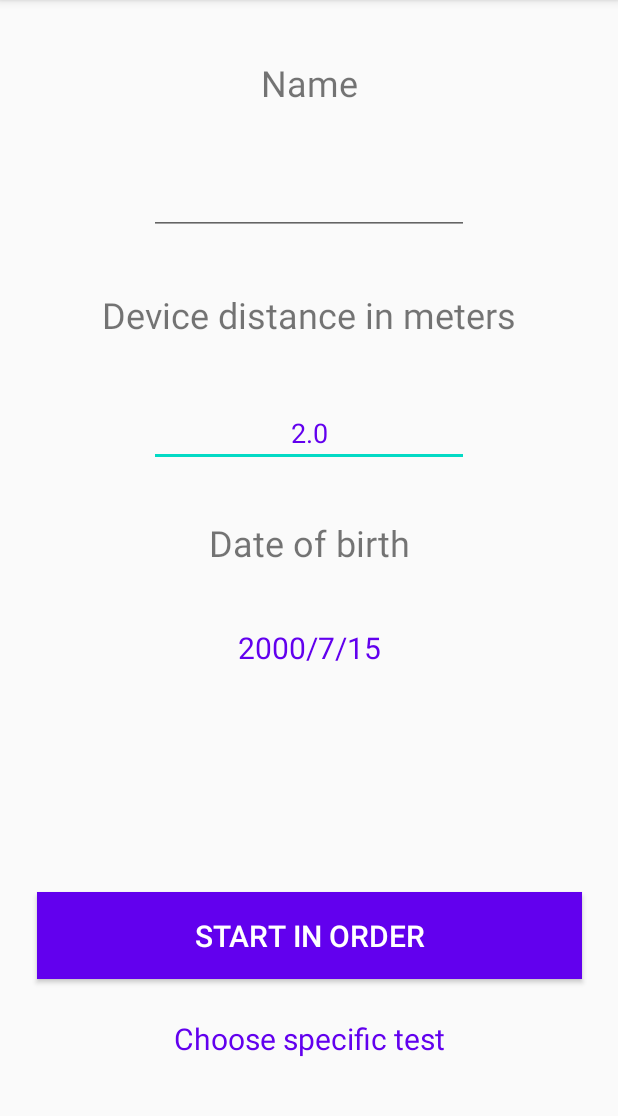
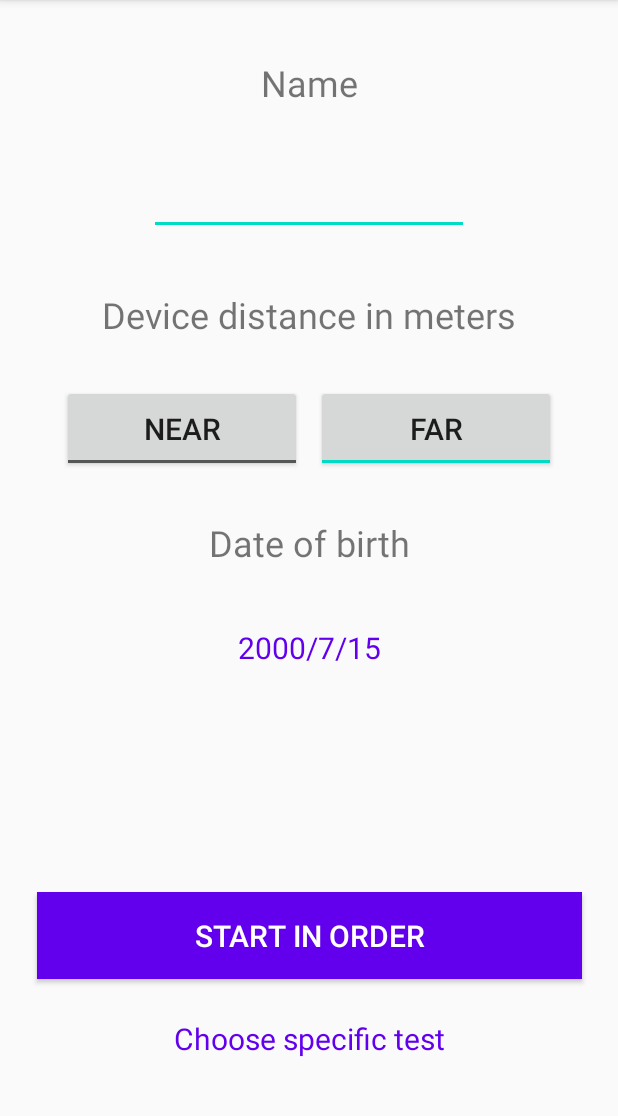
Before and after one commit to pbalint99/VisionTest, an Android app: the screen it shows after launch (CalibrationActivity), on a phone screen of 412 x 824 dp, the part 84-1200 px from its top. Run offline under Robolectric (Android 15) with nearby library versions, the phone set to English and light mode, and no system bars; 1 statement that could not run was skipped.

Commit message:
Transferring to another PC

```diff
--- a/app/src/main/java/hu/bme/mogi/android/visiontest/activities/CalibrationActivity.kt
+++ b/app/src/main/java/hu/bme/mogi/android/visiontest/activities/CalibrationActivity.kt
@@ -18,16 +18,11 @@ import android.util.Log
 import android.view.KeyEvent
 import android.view.Menu
 import android.view.MenuItem
-import android.widget.Toast
 import androidx.appcompat.app.AppCompatActivity
 import hu.bme.mogi.android.visiontest.File
 import hu.bme.mogi.android.visiontest.R
 import kotlinx.android.synthetic.main.activity_calibration.*
 import kotlinx.android.synthetic.main.activity_contrasttest_keyboard.*
-import java.io.BufferedWriter
-import java.io.IOException
-import java.io.OutputStream
-import java.io.OutputStreamWriter
 import java.text.SimpleDateFormat
 import java.util.*
 
@@ -36,6 +31,7 @@ class CalibrationActivity: AppCompatActivity() {
 
     private lateinit var sharedPref: SharedPreferences
     private var yearSet = 2000; private var monthSet = 6; private var daySet = 15
+    private var distance = 4f
 
     override fun onCreate(savedInstanceState: Bundle?) {
         super.onCreate(savedInstanceState)
@@ -60,13 +56,29 @@ class CalibrationActivity: AppCompatActivity() {
             startActivity(intent)
         }
 
+        //farBtn.setOnClickListener{
+        //    distance = 4f
+        //}
+
+        //nearBtn.setOnClickListener{
+        //    distance = 0.4f
+        //}
+
         yearSet = sharedPref.getInt("year", 2000)
         monthSet = sharedPref.getInt("month", 6)
         daySet = sharedPref.getInt("day", 15)
         var date = "$yearSet/${monthSet+1}/$daySet"
         etName.setText(sharedPref.getString("name", ""))
-        etDistance.setText(sharedPref.getFloat("distance", 2f).toString())
+        //etDistance.setText(sharedPref.getFloat("distance", 2f).toString())
         mDisplayDate.text = date
+        if(sharedPref.getFloat("distance",4f)==4f) {
+            farBtn.isChecked = true
+            nearBtn.isChecked = false
+        }
+        else {
+            farBtn.isChecked = false
+            nearBtn.isChecked = true
+        }
 
         mDisplayDate.setOnClickListener {
             val year = yearSet
@@ -91,20 +103,9 @@ class CalibrationActivity: AppCompatActivity() {
         try {
             if (checkSystemWritePermission()) {
                 setBrightness(255)
-            } else {
-                //Toast.makeText(
-//                    applicationContext,
-//                    "Please allow modifying system settings.",
-//                    Toast.LENGTH_SHORT
-//                ).show()
             }
         } catch (e: Exception) {
             Log.i("settings", e.toString())
-//            Toast.makeText(
-//                applicationContext,
-//                "Please allow modifying system settings.",
-//                Toast.LENGTH_SHORT
-//            ).show()
         }
         val size = Point()
         display?.getRealSize(size)
@@ -123,7 +124,7 @@ class CalibrationActivity: AppCompatActivity() {
     fun start() {
         var name = etName.text.toString()
         with(sharedPref.edit()) {
-            putFloat("distance", etDistance.text.toString().toFloat())
+            putFloat("distance", distance)
             putString("name", name)
             putInt("year", yearSet)
             putInt("month", monthSet)
@@ -140,9 +141,9 @@ class CalibrationActivity: AppCompatActivity() {
             "í",
             "i"
         )
-        sdf = SimpleDateFormat("yyyy_MM_dd_hh:mm")
+        sdf = SimpleDateFormat("yyyy_MM_dd_HH_mm")
         currentDate = sdf.format(Date())
-        File.fileName = name+"_"+"_$currentDate"
+        File.fileName = name+"_$currentDate"
         File.fileText = ""
     }
 
@@ -183,6 +184,10 @@ class CalibrationActivity: AppCompatActivity() {
                 startActivity(intent)
                 true
             }
+            R.id.hungarian -> {
+
+                true
+            }
             else -> super.onOptionsItemSelected(item)
         }
     }
--- a/app/src/main/java/hu/bme/mogi/android/visiontest/activities/ColorTestActivity.kt
+++ b/app/src/main/java/hu/bme/mogi/android/visiontest/activities/ColorTestActivity.kt
@@ -41,6 +41,7 @@ class ColorTestActivity: AppCompatActivity() {
     private var started = false
     private var dotViews = arrayOfNulls<ImageView>(4)
     var trialsPerColor = 2
+    var colorDegrees = 1f
 
 
     override fun onCreate(savedInstanceState: Bundle?) {
@@ -76,6 +77,9 @@ class ColorTestActivity: AppCompatActivity() {
                 guess(3)
             }
         } else setContentView(R.layout.activity_color_keyboard)
+
+        val sharedPref = getSharedPreferences("sp", Context.MODE_PRIVATE) ?: return
+        colorDegrees = sharedPref.getFloat("colorDegrees",1f)
 
     }
 
@@ -147,7 +151,7 @@ class ColorTestActivity: AppCompatActivity() {
         Noise.setup(displayMetrics)
 
         val sharedPref = getSharedPreferences("sp", Context.MODE_PRIVATE) ?: return
-        val dotWidth = ViewMover.degreeToPixels(1.0,displayMetrics,sharedPref)
+        val dotWidth = ViewMover.degreeToPixels(colorDegrees.toDouble(),displayMetrics,sharedPref)
         dotScreenRatio = dotWidth.toFloat()/displayMetrics.widthPixels
         for (i in dotViews.indices) {
             val dotParams = dotViews[i]?.layoutParams
--- a/app/src/main/java/hu/bme/mogi/android/visiontest/activities/ParametersActivity.kt
+++ b/app/src/main/java/hu/bme/mogi/android/visiontest/activities/ParametersActivity.kt
@@ -29,6 +29,8 @@ class ParametersActivity : AppCompatActivity() {
         trialsPerColorET.setText(sharedPref.getInt("colorTrials",2).toString())
         fillET.setText(sharedPref.getFloat("fillPercent",10f).toString())
         saturationET.setText(sharedPref.getFloat("saturation",10f).toString())
+        contrastDegreesET.setText(sharedPref.getFloat("contrastDegrees",1f).toString())
+        colorDegreesET.setText(sharedPref.getFloat("colorDegrees",1f).toString())
     }
 
     override fun onPause() {
@@ -44,6 +46,8 @@ class ParametersActivity : AppCompatActivity() {
             putInt("colorTrials",floor(trialsPerColorET.text.toString().toFloat()).toInt())
             putFloat("fillPercent",fillET.text.toString().toFloat())
             putFloat("saturation",saturationET.text.toString().toFloat())
+            putFloat("colorDegrees",colorDegreesET.text.toString().toFloat())
+            putFloat("contrastDegrees",contrastDegreesET.text.toString().toFloat())
             apply()
         }
     }
--- a/app/src/main/res/layout/activity_calibration.xml
+++ b/app/src/main/res/layout/activity_calibration.xml
@@ -16,26 +16,11 @@
         app:layout_constraintStart_toStartOf="parent"
         app:layout_constraintTop_toTopOf="@+id/guideline2" />
 
-    <EditText
-        android:id="@+id/etDistance"
-        android:layout_width="wrap_content"
-        android:layout_height="wrap_content"
-        android:layout_marginTop="40dp"
-        android:autofillHints=""
-        android:ems="10"
-        android:gravity="center"
-        android:inputType="numberDecimal"
-        android:textColor="@color/colorPrimary"
-        app:layout_constraintEnd_toEndOf="parent"
-        app:layout_constraintHorizontal_bias="0.5"
-        app:layout_constraintStart_toStartOf="parent"
-        app:layout_constraintTop_toBottomOf="@+id/DistanceTextView" />
-
     <TextView
         android:id="@+id/etAge"
         android:layout_width="wrap_content"
         android:layout_height="wrap_content"
-        android:text="Date of birth"
+        android:text="@string/date_of_birth"
         android:textSize="24sp"
         app:layout_constraintEnd_toEndOf="parent"
         app:layout_constraintHorizontal_bias="0.5"
@@ -89,11 +74,41 @@
         android:background="@color/colorPrimary"
         android:text="@string/start_in_order"
         android:textColor="#FFFFFF"
+        android:textSize="20sp"
         app:layout_constraintBottom_toTopOf="@+id/guideline4"
         app:layout_constraintEnd_toEndOf="parent"
         app:layout_constraintHorizontal_bias="0.5"
+        app:layout_constraintStart_toStartOf="parent" />
+
+    <ToggleButton
+        android:id="@+id/nearBtn"
+        android:layout_width="160dp"
+        android:layout_height="58dp"
+        android:text="@string/near"
+        android:textSize="20sp"
+        app:layout_constraintBottom_toTopOf="@+id/guideline"
+        app:layout_constraintEnd_toStartOf="@+id/guideline17"
+        app:layout_constraintHorizontal_bias="0.9"
         app:layout_constraintStart_toStartOf="parent"
-        android:textSize="20sp"/>
+        app:layout_constraintTop_toBottomOf="@+id/DistanceTextView"
+        app:layout_constraintVertical_bias="0.5"
+        android:textOff="@string/near"
+        android:textOn="@string/near"/>
+
+    <ToggleButton
+        android:id="@+id/farBtn"
+        android:layout_width="160dp"
+        android:layout_height="58dp"
+        android:text="@string/far"
+        android:textSize="20sp"
+        app:layout_constraintBottom_toBottomOf="@+id/nearBtn"
+        app:layout_constraintEnd_toEndOf="parent"
+        app:layout_constraintHorizontal_bias="0.1"
+        app:layout_constraintStart_toStartOf="@+id/guideline17"
+        app:layout_constraintTop_toTopOf="@+id/nearBtn"
+        app:layout_constraintVertical_bias="0.0"
+        android:textOff="@string/far"
+        android:textOn="@string/far"/>
 
     <androidx.constraintlayout.widget.Guideline
         android:id="@+id/guideline"
@@ -127,14 +142,21 @@
         android:id="@+id/chooseSpecificTv"
         android:layout_width="match_parent"
         android:layout_height="58dp"
+        android:gravity="center"
         android:text="@string/choose_specific_test"
+        android:textColor="@color/colorPrimary"
+        android:textSize="20sp"
         app:layout_constraintBottom_toBottomOf="parent"
         app:layout_constraintEnd_toEndOf="parent"
         app:layout_constraintStart_toStartOf="parent"
         app:layout_constraintTop_toTopOf="@+id/guideline4"
-        app:layout_constraintVertical_bias="0.19"
-        android:textSize="20sp"
-        android:gravity="center"
-        android:textColor="@color/colorPrimary"/>
+        app:layout_constraintVertical_bias="0.19" />
+
+    <androidx.constraintlayout.widget.Guideline
+        android:id="@+id/guideline17"
+        android:layout_width="wrap_content"
+        android:layout_height="wrap_content"
+        android:orientation="vertical"
+        app:layout_constraintGuide_percent="0.5" />
 
 </androidx.constraintlayout.widget.ConstraintLayout>
--- a/app/src/main/res/layout/activity_results.xml
+++ b/app/src/main/res/layout/activity_results.xml
@@ -19,7 +19,7 @@
         android:layout_height="0dp"
         android:background="@color/colorPrimaryDark"
         android:gravity="center"
-        android:text="Visual acuity: "
+        android:text="@string/visual_acuity"
         android:visibility="gone"
         android:textColor="#FFFFFF"
         android:textSize="30sp"
--- a/app/src/main/res/menu/calibration_menu.xml
+++ b/app/src/main/res/menu/calibration_menu.xml
@@ -9,6 +9,8 @@
         <menu>
             <item android:id="@+id/color_calibration"
                 android:title="@string/refine_parameters" />
+            <item android:id="@+id/hungarian"
+                android:title="@string/refine_parameters" />
         </menu>
     </item>
 </menu>
```
Also changed, not shown: app/src/main/java/hu/bme/mogi/android/visiontest/activities/ContrastTestActivity.kt (+16 -16 lines), app/src/main/res/layout/activity_parameters.xml (+38 -0 lines), app/src/main/res/values/strings.xml (+17 -13 lines), 1 other file.
